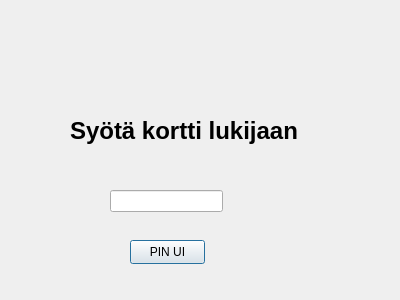
This is Pankkiautomaatti/login.ui in banksimul2022/group6 as Qt 5 draws it before an edit. The edited form follows.
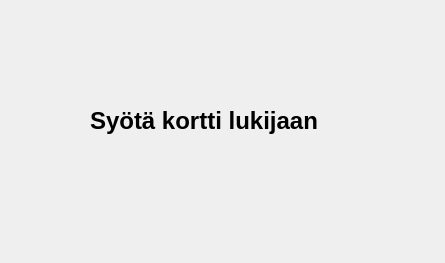
This is the edited form.

```diff
--- a/Pankkiautomaatti/login.ui
+++ b/Pankkiautomaatti/login.ui
@@ -6,8 +6,8 @@
    <rect>
     <x>0</x>
     <y>0</y>
-    <width>400</width>
-    <height>300</height>
+    <width>445</width>
+    <height>263</height>
    </rect>
   </property>
   <property name="windowTitle">
@@ -16,8 +16,8 @@
   <widget class="QLabel" name="label">
    <property name="geometry">
     <rect>
-     <x>70</x>
-     <y>70</y>
+     <x>90</x>
+     <y>60</y>
      <width>251</width>
      <height>121</height>
     </rect>
@@ -33,29 +33,6 @@
     <string>Syötä kortti lukijaan</string>
    </property>
   </widget>
-  <widget class="QLineEdit" name="le_RFID">
-   <property name="geometry">
-    <rect>
-     <x>110</x>
-     <y>190</y>
-     <width>113</width>
-     <height>22</height>
-    </rect>
-   </property>
-  </widget>
-  <widget class="QPushButton" name="btn_pinUI">
-   <property name="geometry">
-    <rect>
-     <x>130</x>
-     <y>240</y>
-     <width>75</width>
-     <height>24</height>
-    </rect>
-   </property>
-   <property name="text">
-    <string>PIN UI</string>
-   </property>
-  </widget>
  </widget>
  <resources/>
  <connections/>
```
